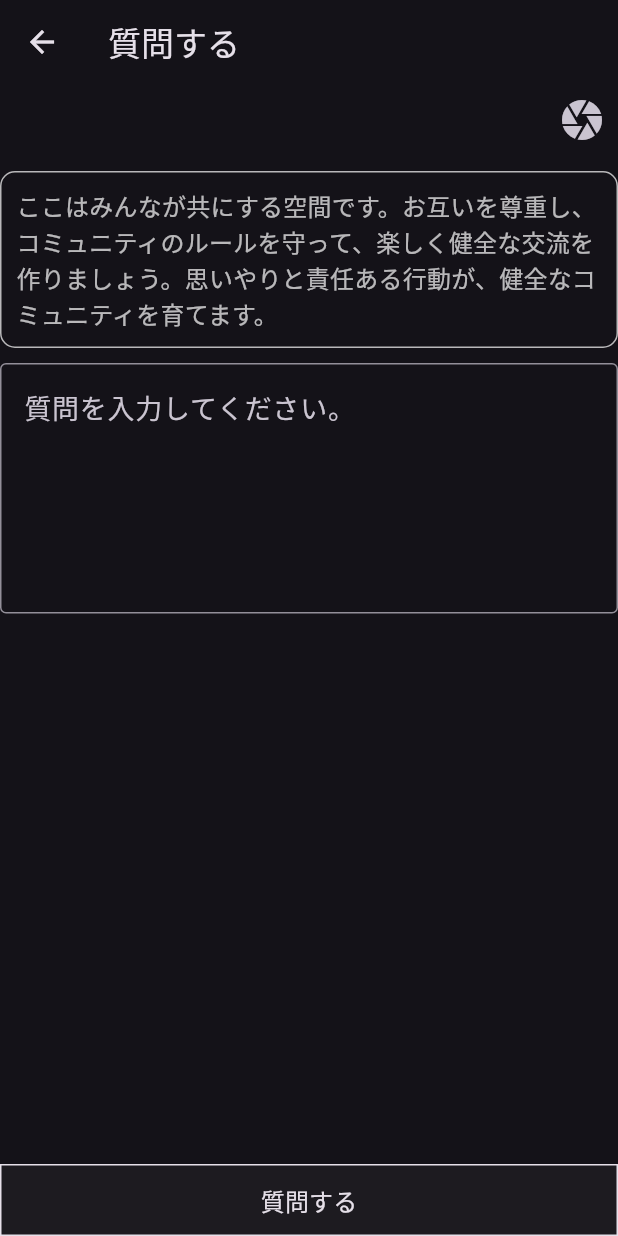
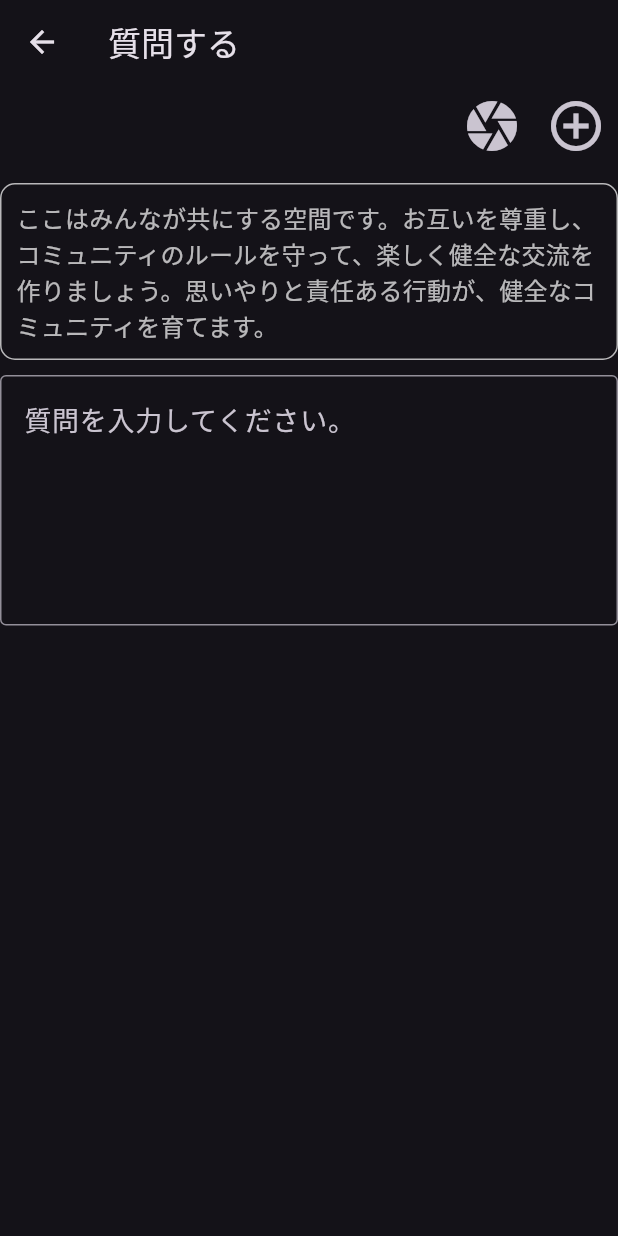
Before and after one commit to jhh78/what_this, a Flutter app: the QuestionAddScreen screen opened directly, on a phone screen of 412 x 824 dp. Run offline on Flutter 3.47's test engine with Material 3 defaults, Android fonts, the phone set to English and light mode, and no system bars; our stand-ins replace cached_network_image, firebase_auth, firebase_core, flutter_dotenv, flutter_signin_button, get and 8 more; accounts and stored records are empty; generated files the repository leaves out were written again; network calls fail.

Commit message:
디플로이 준비

```diff
--- a/lib/main.dart
+++ b/lib/main.dart
@@ -74,6 +74,7 @@ class _MyAppState extends State<MyApp> {
 
           return GetMaterialApp(
             themeMode: ThemeMode.dark,
+            debugShowCheckedModeBanner: false,
             theme: ThemeData(
               useMaterial3: true,
             ),
--- a/lib/screen/question/add.dart
+++ b/lib/screen/question/add.dart
@@ -120,12 +120,12 @@ class _QuestionAddScreenState extends State<QuestionAddScreen> {
 
   @override
   Widget build(BuildContext context) {
-    return Scaffold(
-      appBar: AppBar(
-        title: Text('質問する'),
-      ),
-      body: SafeArea(
-        child: LayoutBuilder(
+    return SafeArea(
+      child: Scaffold(
+        appBar: AppBar(
+          title: Text('質問する'),
+        ),
+        body: LayoutBuilder(
           builder: (context, constraints) {
             return SingleChildScrollView(
               controller: scrollController,
@@ -149,7 +149,16 @@ class _QuestionAddScreenState extends State<QuestionAddScreen> {
                             },
                             icon: Icon(
                               Icons.camera,
-                              size: ICON_SIZE,
+                              size: ICON_SIZE_BIG,
+                            ),
+                          ),
+                          IconButton(
+                            onPressed: () {
+                              handleRegister();
+                            },
+                            icon: Icon(
+                              Icons.add_circle_outline,
+                              size: ICON_SIZE_BIG,
                             ),
                           ),
                         ],
@@ -188,15 +197,6 @@ class _QuestionAddScreenState extends State<QuestionAddScreen> {
           },
         ),
       ),
-      bottomNavigationBar: Padding(
-          padding: EdgeInsets.only(
-            bottom: MediaQuery.of(context).viewInsets.bottom,
-          ),
-          child: ActionButtonWidget(
-            buttonText: '質問する',
-            isUpdated: isUpdated,
-            onPressed: handleRegister,
-          )),
     );
   }
 }
--- a/lib/util/styles.dart
+++ b/lib/util/styles.dart
@@ -35,5 +35,6 @@ TextTheme getTextTheme(BuildContext context, Color color) {
 TextTheme getLightTextTheme(BuildContext context) => getTextTheme(context, const Color.fromARGB(255, 0, 0, 0));
 TextTheme getDarkTextTheme(BuildContext context) => getTextTheme(context, const Color.fromARGB(255, 255, 255, 255));
 
+const double ICON_SIZE_BIG = 40;
 const double ICON_SIZE = 32;
 const double ICON_SIZE_SMALL = 24;
```
Also changed, not shown: lib/screen/profile/user_info.dart (+7 -2 lines), pubspec.yaml (+7 -0 lines), assets/icon.jpg (added), pubspec.lock, 19 other files.
